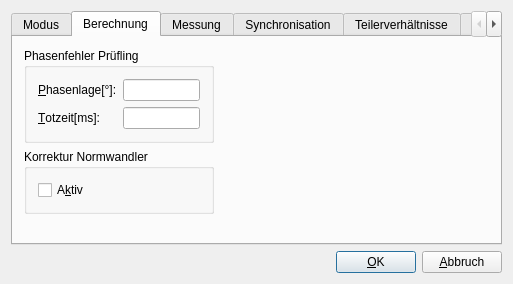
Old version of the form confdialogbase.ui in the repository ZeraGmbH/wm3000i.
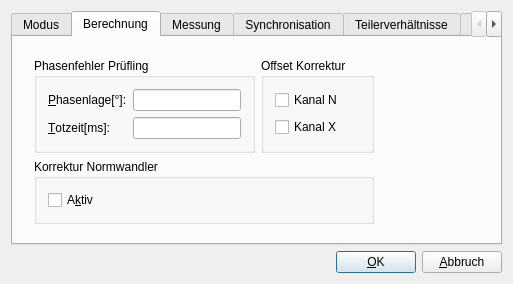
New version of the form. The open tabs and pages were chosen to show the change. Custom widgets are drawn as their Qt base class.

Patch:
```diff
--- a/confdialogbase.ui
+++ b/confdialogbase.ui
@@ -192,11 +192,22 @@
       <attribute name="title">
        <string>Berechnung</string>
       </attribute>
-      <layout class="QVBoxLayout">
+      <widget class="QWidget" name="layoutWidget">
+       <property name="geometry">
+        <rect>
+         <x>10</x>
+         <y>10</y>
+         <width>490</width>
+         <height>212</height>
+        </rect>
+       </property>
+       <layout class="QVBoxLayout" name="verticalLayout_11">
        <item>
-        <layout class="QHBoxLayout">
+         <layout class="QHBoxLayout" name="horizontalLayout_6">
          <item>
-          <layout class="QVBoxLayout">
+           <layout class="QVBoxLayout" name="verticalLayout_10">
+            <item>
+             <layout class="QHBoxLayout" name="horizontalLayout_5">
            <item>
             <widget class="Q3GroupBox" name="CmpKorrGroupBox">
              <property name="title">
@@ -263,6 +274,31 @@
             </widget>
            </item>
            <item>
+               <widget class="Q3GroupBox" name="CmpKorrGroupBox_3">
+                <property name="title">
+                 <string>Offset Korrektur</string>
+                </property>
+                <layout class="QGridLayout" name="_32">
+                 <item row="1" column="0">
+                  <widget class="QCheckBox" name="OffsetCorrectionNCheckbox">
+                   <property name="text">
+                    <string>Kanal N</string>
+                   </property>
+                  </widget>
+                 </item>
+                 <item row="2" column="0">
+                  <widget class="QCheckBox" name="OffsetCorrectionXCheckbox">
+                   <property name="text">
+                    <string>Kanal X</string>
+                   </property>
+                  </widget>
+                 </item>
+                </layout>
+               </widget>
+              </item>
+             </layout>
+            </item>
+            <item>
             <widget class="Q3GroupBox" name="CmpCorrGroupBox">
              <property name="title">
               <string>Korrektur Normwandler</string>
@@ -293,8 +329,8 @@
            </property>
            <property name="sizeHint" stdset="0">
             <size>
-             <width>306</width>
-             <height>20</height>
+              <width>17</width>
+              <height>159</height>
             </size>
            </property>
           </spacer>
@@ -311,13 +347,14 @@
          </property>
          <property name="sizeHint" stdset="0">
           <size>
-           <width>20</width>
-           <height>52</height>
+            <width>488</width>
+            <height>38</height>
           </size>
          </property>
         </spacer>
        </item>
       </layout>
+      </widget>
      </widget>
      <widget class="QWidget" name="TabPage">
       <attribute name="title">
```
Lines whose indentation alone changed are shown as unchanged.
